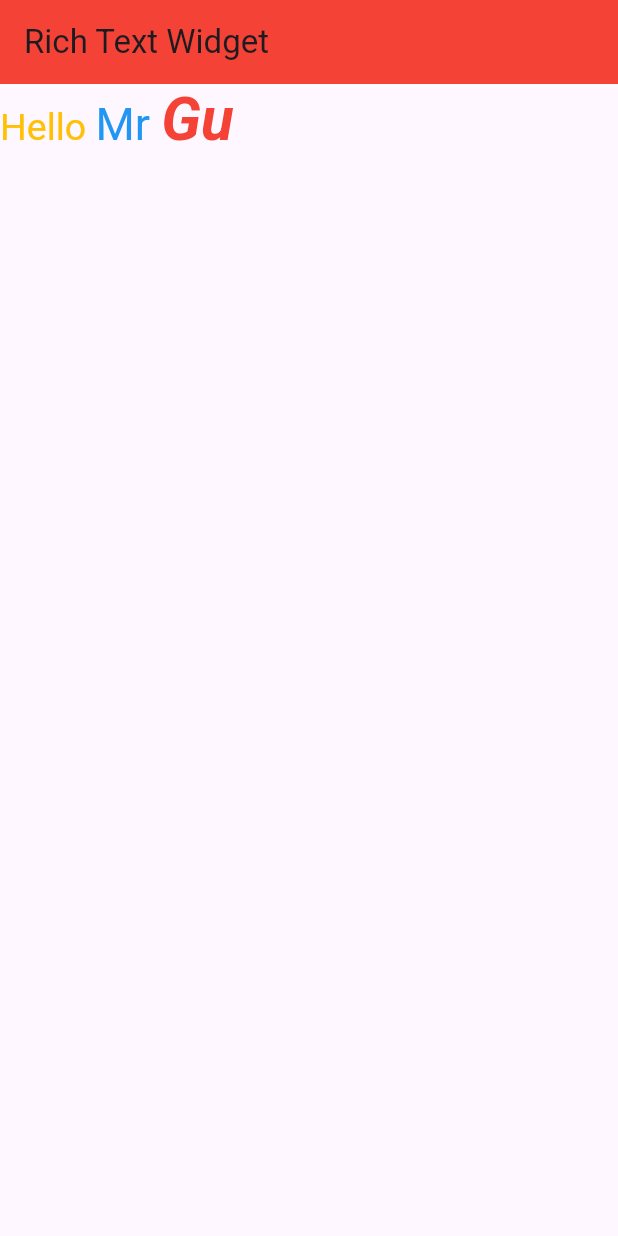
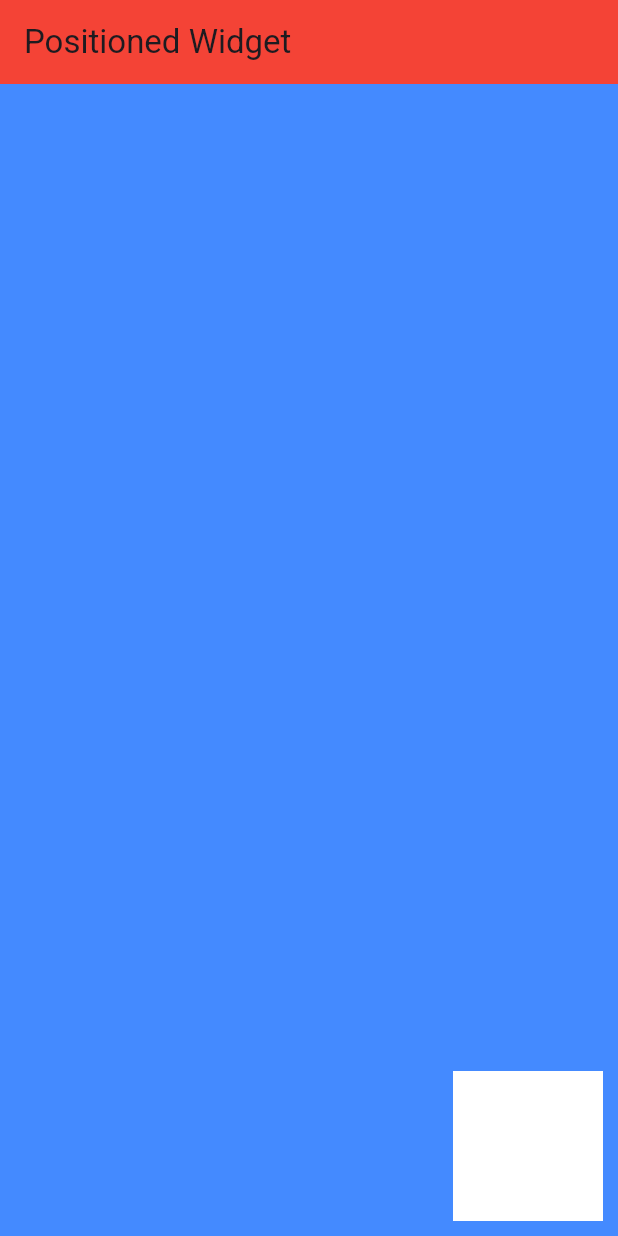
Before and after one commit to thesoumisamanta/Flutter-Widgets, a Flutter app: the screen it shows after launch, on a phone screen of 412 x 824 dp. Run offline on Flutter 3.47's test engine with Material 3 defaults, Android fonts, the phone set to English and light mode, and no system bars; our stand-ins replace font_awesome_flutter.

Commit message:
Refactor RichTextWidget to PositionedWidget and add FontAwesomeFlutter integration

```diff
--- a/lib/main.dart
+++ b/lib/main.dart
@@ -11,6 +11,7 @@ import 'package:practice_1/widgets/current_date_time.dart';
 import 'package:practice_1/widgets/grid_layouts.dart';
 import 'package:practice_1/widgets/stack_widgets.dart';
 import 'package:practice_1/widgets/wrap_widgets.dart';
+import 'package:font_awesome_flutter/font_awesome_flutter.dart';
 
 void main(List<String> args) {
   runApp(FlutterApp());
@@ -32,7 +33,63 @@ class FlutterApp extends StatelessWidget {
                   TextStyle(fontSize: 25, fontWeight: FontWeight.bold),
               titleSmall:
                   TextStyle(fontSize: 15, fontWeight: FontWeight.w500))),
-      home: RichTextWidget(),
+      home: PositionedWidget(),
+    );
+  }
+}
+
+class PositionedWidget extends StatelessWidget {
+  @override
+  Widget build(BuildContext context) {
+    return Scaffold(
+      appBar: AppBar(
+        title: Text("Positioned Widget"),
+      ),
+      body: Container(
+        height: double.infinity,
+        width: double.infinity,
+        color: Colors.blueAccent,
+        child: Stack(
+          children: [
+            Positioned(
+              bottom: 10,
+              right: 10,
+              child: Container(
+                height: 100,
+                width: 100,
+                color: Colors.white,
+              ),
+            )
+          ],
+        ),
+      ),
+    );
+  }
+}
+
+class FontAwesomeFlutter extends StatelessWidget {
+  @override
+  Widget build(BuildContext context) {
+    return Scaffold(
+      appBar: AppBar(
+        title: Text("Font Awesome"),
+      ),
+      body: Center(
+        child: Row(
+          mainAxisAlignment: MainAxisAlignment.center,
+          children: [
+            FaIcon(FontAwesomeIcons.play),
+            SizedBox(
+              width: 10,
+            ),
+            FaIcon(
+              FontAwesomeIcons.amazon,
+              size: 50,
+              color: Colors.blue,
+            )
+          ],
+        ),
+      ),
     );
   }
 }
@@ -46,16 +103,20 @@ class RichTextWidget extends StatelessWidget {
         ),
         body: RichText(
             text: TextSpan(
-          style: TextStyle(
-            color: Colors.amber,
-            fontSize: 25
-          ),
+                style: TextStyle(color: Colors.amber, fontSize: 25),
                 children: <TextSpan>[
               TextSpan(text: 'Hello '),
-            TextSpan(text: 'Mr ', style: TextStyle(fontSize: 30, color: Colors.blue)),
-            TextSpan(text: 'Gu', style: TextStyle(fontSize: 40, color: Colors.red, fontWeight: FontWeight.bold, fontStyle: FontStyle.italic)),
-          ]
-      ))
+              TextSpan(
+                  text: 'Mr ',
+                  style: TextStyle(fontSize: 30, color: Colors.blue)),
+              TextSpan(
+                  text: 'Gu',
+                  style: TextStyle(
+                      fontSize: 40,
+                      color: Colors.red,
+                      fontWeight: FontWeight.bold,
+                      fontStyle: FontStyle.italic)),
+            ]))
         // Row(
         //   children: [
         //     Text("Hello ", style: TextStyle(fontSize: 25, color: Colors.blueGrey, fontWeight: FontWeight.bold),),
@@ -63,7 +124,6 @@ class RichTextWidget extends StatelessWidget {
         //   ],
         // ),
         );
-
   }
 }
 
--- a/pubspec.yaml
+++ b/pubspec.yaml
@@ -46,6 +46,7 @@ dev_dependencies:
   # rules and activating additional ones.
   flutter_lints: ^5.0.0
   intl: ^0.20.1
+  font_awesome_flutter: ^10.8.0
 
 # For information on the generic Dart part of this file, see the
 # following page: https://dart.dev/tools/pub/pubspec
```
Also changed, not shown: pubspec.lock. Lines whose indentation alone changed are shown as unchanged.
